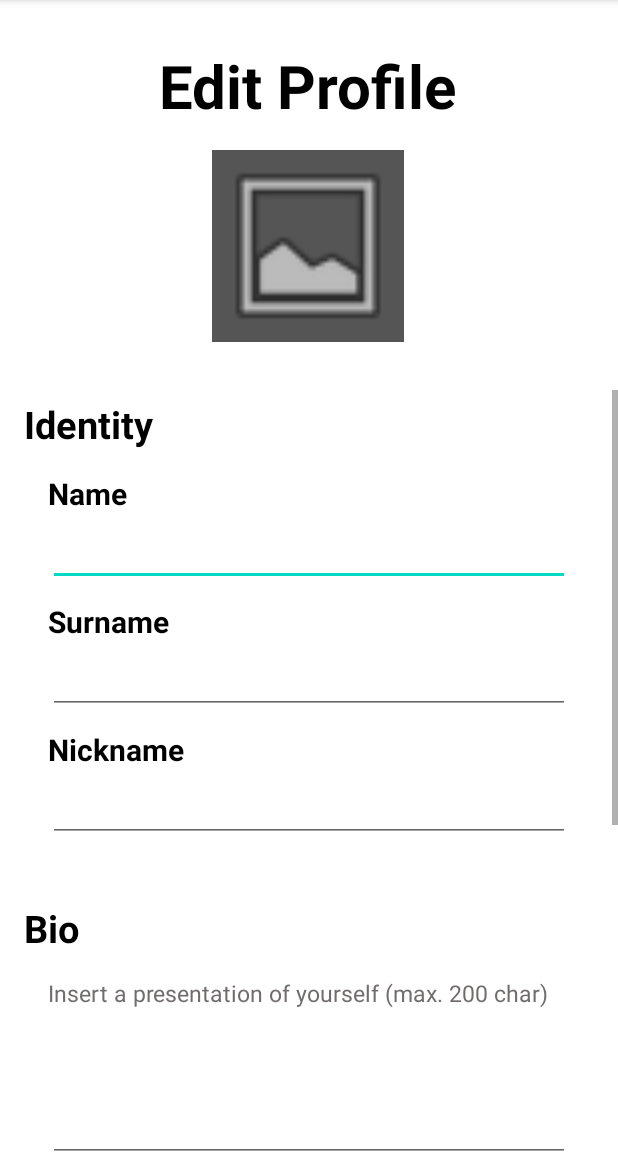
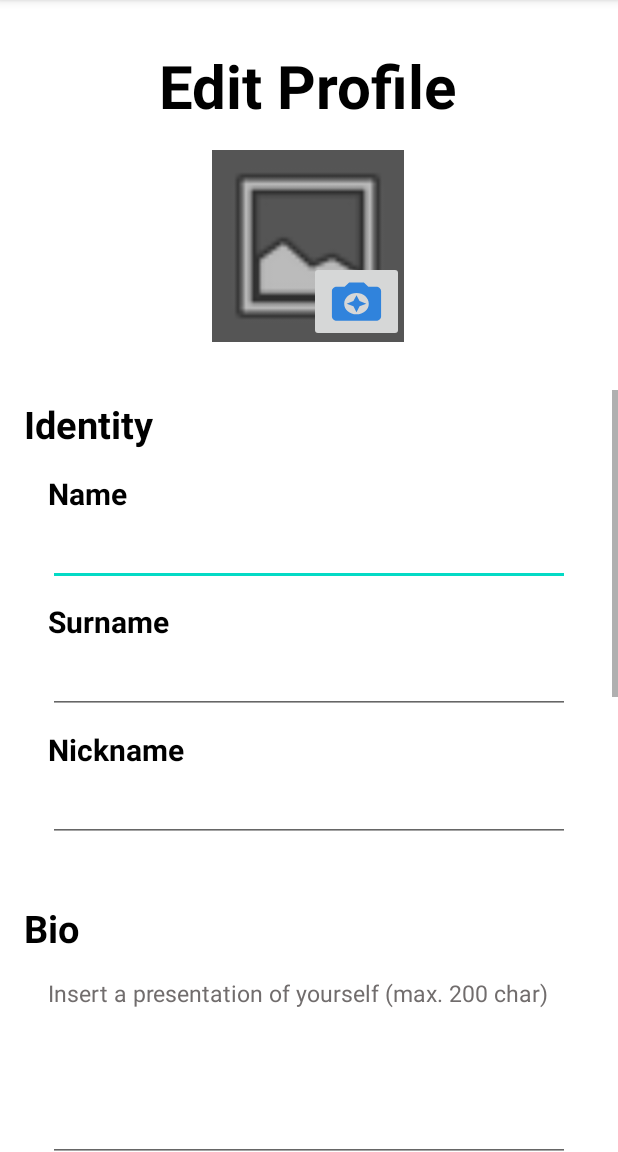
Before and after one commit to laib3/Chronomy, an Android app: the EditProfileActivity screen opened directly, with no data from a screen before it, on a phone screen of 412 x 824 dp, the part 84-1236 px from its top. Run offline under Robolectric (Android 15) with nearby library versions, the phone set to English and light mode, and no system bars.

Commit message:
added space for skills, added ImageButton on top of profile pic

```diff
--- /dev/null
+++ b/app/src/main/res/drawable/ic_change_pic.xml
@@ -0,0 +1,6 @@
+<vector android:height="24dp" android:tint="#3083DC"
+    android:viewportHeight="24" android:viewportWidth="24"
+    android:width="24dp" xmlns:android="http://schemas.android.com/apk/res/android">
+    <path android:fillColor="@android:color/white" android:pathData="M9,3L7.17,5L4,5c-1.1,0 -2,0.9 -2,2v12c0,1.1 0.9,2 2,2h16c1.1,0 2,-0.9 2,-2L22,7c0,-1.1 -0.9,-2 -2,-2h-3.17L15,3L9,3zM12,18c-2.76,0 -5,-2.24 -5,-5s2.24,-5 5,-5 5,2.24 5,5 -2.24,5 -5,5z"/>
+    <path android:fillColor="@android:color/white" android:pathData="M12,17l1.25,-2.75L16,13l-2.75,-1.25L12,9l-1.25,2.75L8,13l2.75,1.25z"/>
+</vector>
--- a/app/src/main/res/layout-land/activity_edit_profile.xml
+++ b/app/src/main/res/layout-land/activity_edit_profile.xml
@@ -51,6 +51,19 @@
                     app:layout_constraintVertical_bias="0.35"
                     app:srcCompat="@android:drawable/ic_menu_gallery"
                     tools:srcCompat="@tools:sample/avatars" />
+
+                <ImageButton
+                    android:id="@+id/imageButton"
+                    android:layout_width="63dp"
+                    android:layout_height="54dp"
+                    android:layout_centerHorizontal="true"
+                    android:adjustViewBounds="true"
+                    android:cropToPadding="false"
+                    android:scaleType="fitXY"
+                    app:layout_constraintBottom_toBottomOf="@+id/imageView4"
+                    app:layout_constraintEnd_toEndOf="@+id/imageView4"
+                    app:srcCompat="@drawable/ic_change_pic" />
+
             </androidx.constraintlayout.widget.ConstraintLayout>
         </LinearLayout>
 
--- a/app/src/main/res/layout/activity_edit_profile.xml
+++ b/app/src/main/res/layout/activity_edit_profile.xml
@@ -34,14 +34,26 @@
         app:srcCompat="@android:drawable/ic_menu_gallery"
         tools:srcCompat="@tools:sample/avatars" />
 
+    <ImageButton
+        android:id="@+id/imageButton"
+        android:layout_width="63dp"
+        android:layout_height="54dp"
+        android:layout_centerHorizontal="true"
+        android:adjustViewBounds="true"
+        android:cropToPadding="false"
+        android:scaleType="fitXY"
+        app:layout_constraintBottom_toBottomOf="@+id/imageView4"
+        app:layout_constraintEnd_toEndOf="@+id/imageView4"
+        app:srcCompat="@drawable/ic_change_pic" />
+
     <ScrollView
         android:layout_width="fill_parent"
         android:layout_height="match_parent"
         android:layout_marginTop="260dp"
         android:fillViewport="true"
         android:orientation="vertical"
-        app:layout_constraintTop_toBottomOf="@+id/imageView4"
-        tools:layout_editor_absoluteX="0dp">
+        app:layout_constraintStart_toStartOf="parent"
+        app:layout_constraintTop_toBottomOf="@+id/imageView4">
 
         <LinearLayout
             android:id="@+id/basicInfos"
@@ -69,10 +81,10 @@
                 android:id="@+id/nameInfo"
                 android:layout_width="match_parent"
                 android:layout_height="wrap_content"
-                android:orientation="vertical"
                 android:layout_marginStart="16dp"
+                android:layout_marginTop="15dp"
                 android:layout_marginEnd="16dp"
-                android:layout_marginTop="15dp">
+                android:orientation="vertical">
 
                 <TextView
                     android:id="@+id/name"
@@ -127,21 +139,20 @@
                 android:id="@+id/bio"
                 android:layout_width="match_parent"
                 android:layout_height="wrap_content"
+                android:layout_marginTop="40dp"
                 android:text="Bio"
                 android:textColor="#000000"
                 android:textSize="25sp"
-                android:textStyle="bold"
-                android:layout_marginTop="40dp"/>
+                android:textStyle="bold" />
 
             <LinearLayout
                 android:id="@+id/bioInfo"
                 android:layout_width="match_parent"
                 android:layout_height="wrap_content"
-                android:orientation="vertical"
                 android:layout_marginStart="16dp"
+                android:layout_marginTop="15dp"
                 android:layout_marginEnd="16dp"
-                android:layout_marginTop="15dp"
-                >
+                android:orientation="vertical">
 
                 <TextView
                     android:id="@+id/helper"
@@ -163,20 +174,19 @@
                 android:id="@+id/contacts"
                 android:layout_width="match_parent"
                 android:layout_height="wrap_content"
+                android:layout_marginTop="40dp"
                 android:text="Contacts"
                 android:textColor="#000000"
                 android:textSize="25sp"
-                android:textStyle="bold"
-                android:layout_marginTop="40dp"/>
+                android:textStyle="bold" />
 
             <LinearLayout
                 android:id="@+id/contactInfo"
                 android:layout_width="match_parent"
                 android:layout_height="wrap_content"
                 android:layout_marginStart="16dp"
+                android:layout_marginTop="15dp"
                 android:layout_marginEnd="16dp"
-                android:layout_marginTop="15dp"
-                android:layout_marginBottom="40dp"
                 android:orientation="vertical">
 
                 <TextView
@@ -197,8 +207,8 @@
                 <LinearLayout
                     android:layout_width="match_parent"
                     android:layout_height="wrap_content"
-                    android:orientation="horizontal"
-                    android:layout_marginTop="10dp">
+                    android:layout_marginTop="10dp"
+                    android:orientation="horizontal">
 
                     <TextView
                         android:id="@+id/phoneNumber"
@@ -242,7 +252,61 @@
                     android:textSize="20sp" />
 
 
+            </LinearLayout>
 
+            <TextView
+                android:id="@+id/Skills"
+                android:layout_width="match_parent"
+                android:layout_height="wrap_content"
+                android:layout_marginTop="40dp"
+                android:text="Skills"
+                android:textColor="#000000"
+                android:textSize="25sp"
+                android:textStyle="bold" />
+
+            <LinearLayout
+                android:id="@+id/skillInfo"
+                android:layout_width="match_parent"
+                android:layout_height="wrap_content"
+                android:layout_marginStart="16dp"
+                android:layout_marginTop="15dp"
+                android:layout_marginEnd="16dp"
+                android:orientation="vertical"
+                android:layout_marginBottom="40dp">
+
+                <TextView
+                    android:id="@+id/skillName1"
+                    android:layout_width="match_parent"
+                    android:layout_height="wrap_content"
+                    android:layout_marginTop="10dp"
+                    android:text="Skill 1"
+                    android:textColor="#000000"
+                    android:textSize="20sp"
+                    android:textStyle="bold" />
+
+                <EditText
+                    android:id="@+id/editSkill1"
+                    android:layout_width="match_parent"
+                    android:layout_height="102dp"
+                    android:maxLength="200"
+                    android:textSize="20sp" />
+
+                <TextView
+                    android:id="@+id/skillName2"
+                    android:layout_width="match_parent"
+                    android:layout_height="wrap_content"
+                    android:layout_marginTop="10dp"
+                    android:text="Skill 2"
+                    android:textColor="#000000"
+                    android:textSize="20sp"
+                    android:textStyle="bold" />
+
+                <EditText
+                    android:id="@+id/editSkill2"
+                    android:layout_width="match_parent"
+                    android:layout_height="102dp"
+                    android:maxLength="200"
+                    android:textSize="20sp" />
             </LinearLayout>
 
         </LinearLayout>
```
